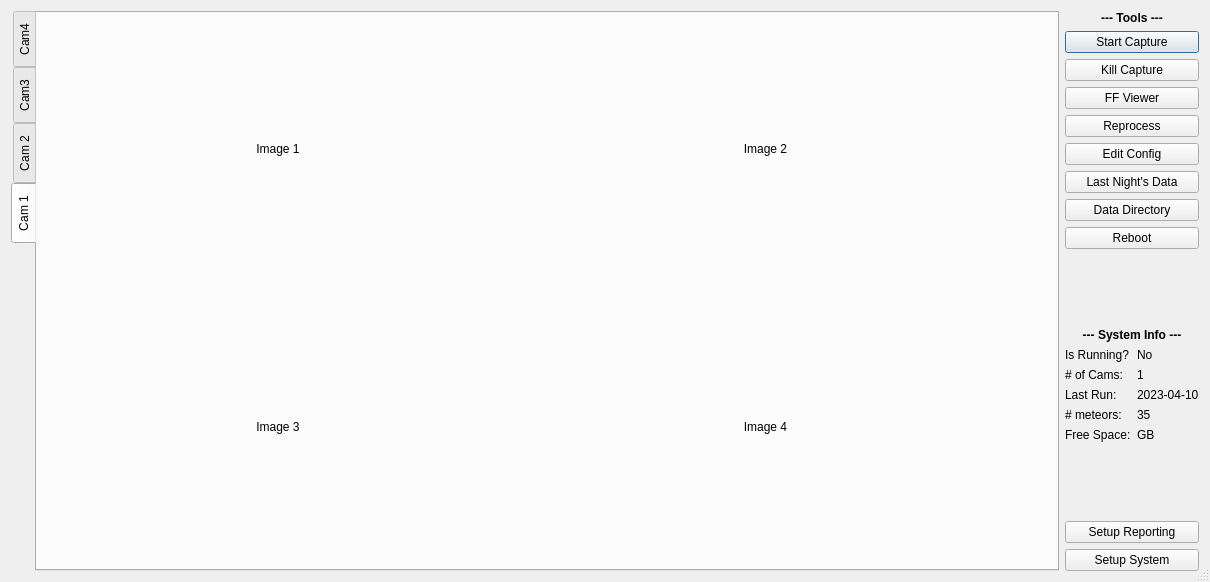
This is RMSdashboard.ui in mjmazur/RMSdashboard as Qt 5 draws it before an edit. The edited form follows.
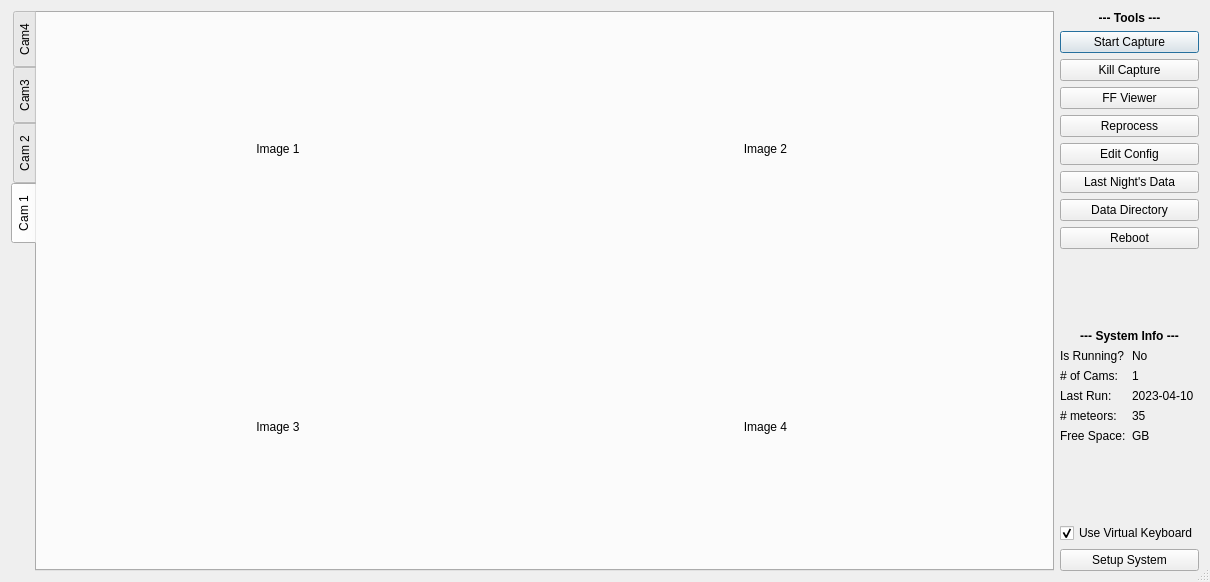
This is the edited form.

```diff
--- a/RMSdashboard.ui
+++ b/RMSdashboard.ui
@@ -409,9 +409,12 @@
    <item row="4" column="1">
     <layout class="QVBoxLayout" name="verticalLayout_3">
      <item>
-      <widget class="QPushButton" name="setup_reporting_btn">
+      <widget class="QCheckBox" name="virtual_keyboard_cbox">
        <property name="text">
-        <string>Setup Reporting</string>
+        <string>Use Virtual Keyboard</string>
+       </property>
+       <property name="checked">
+        <bool>true</bool>
        </property>
       </widget>
      </item>
```
